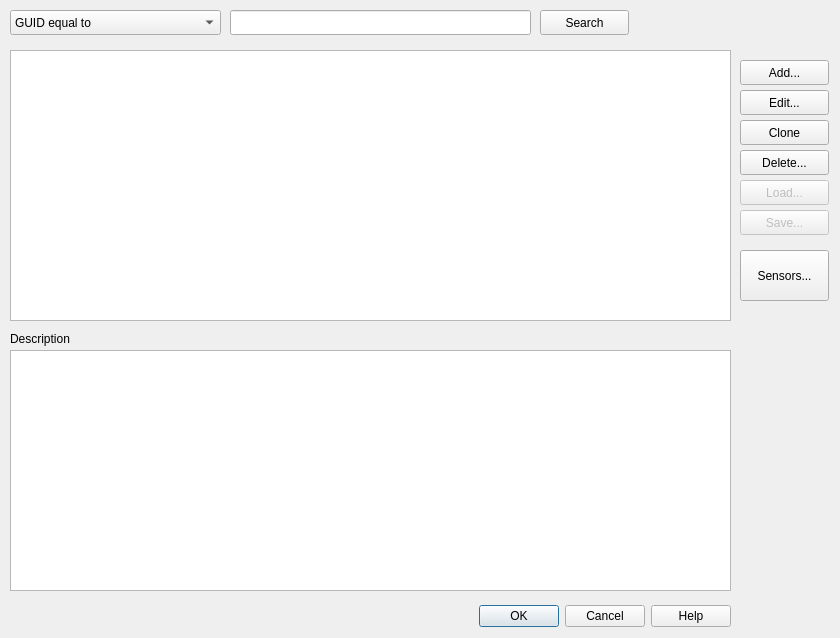
Before: the Qt Designer form src/cdlgknownguid.ui in grodansparadis/vscp-works-qt, drawn with Qt 5.
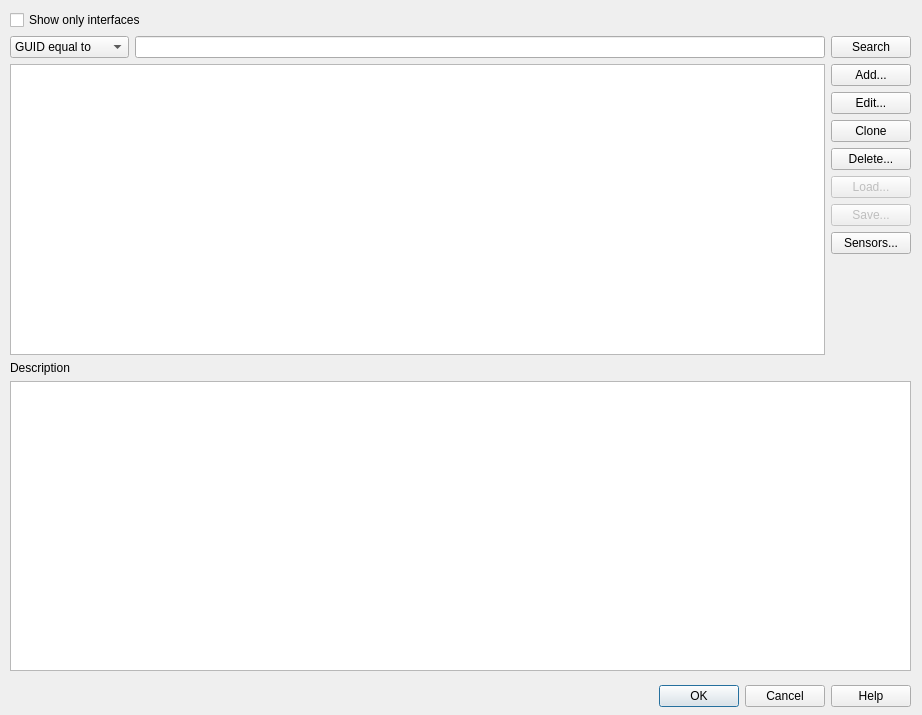
After: the same form once the commit is applied. Icons and pictures are not drawn.

```diff
--- a/src/cdlgknownguid.ui
+++ b/src/cdlgknownguid.ui
@@ -6,8 +6,8 @@
    <rect>
     <x>0</x>
     <y>0</y>
-    <width>840</width>
-    <height>638</height>
+    <width>922</width>
+    <height>715</height>
    </rect>
   </property>
   <property name="sizePolicy">
@@ -29,8 +29,8 @@
    <property name="geometry">
     <rect>
      <x>10</x>
-     <y>600</y>
-     <width>721</width>
+     <y>680</y>
+     <width>901</width>
      <height>32</height>
     </rect>
    </property>
@@ -41,14 +41,84 @@
     <set>QDialogButtonBox::Cancel|QDialogButtonBox::Help|QDialogButtonBox::Ok</set>
    </property>
   </widget>
+  <widget class="QWidget" name="verticalLayoutWidget">
+   <property name="geometry">
+    <rect>
+     <x>10</x>
+     <y>10</y>
+     <width>901</width>
+     <height>661</height>
+    </rect>
+   </property>
+   <layout class="QVBoxLayout" name="verticalLayout">
+    <item>
+     <widget class="QCheckBox" name="checkShowInterfaces">
+      <property name="text">
+       <string>Show only interfaces</string>
+      </property>
+     </widget>
+    </item>
+    <item>
+     <layout class="QHBoxLayout" name="horizontalLayout_2">
+      <item>
+       <widget class="QComboBox" name="comboSearchType">
+        <item>
+         <property name="text">
+          <string>GUID equal to</string>
+         </property>
+        </item>
+        <item>
+         <property name="text">
+          <string>GUID starts with</string>
+         </property>
+        </item>
+        <item>
+         <property name="text">
+          <string>GUID contains</string>
+         </property>
+        </item>
+        <item>
+         <property name="text">
+          <string>Name equal to</string>
+         </property>
+        </item>
+        <item>
+         <property name="text">
+          <string>Name start swith</string>
+         </property>
+        </item>
+        <item>
+         <property name="text">
+          <string>Name contains</string>
+         </property>
+        </item>
+       </widget>
+      </item>
+      <item>
+       <widget class="QLineEdit" name="editSearch"/>
+      </item>
+      <item>
+       <widget class="QPushButton" name="btnSearch">
+        <property name="text">
+         <string>Search</string>
+        </property>
+        <property name="icon">
+         <iconset resource="vscpworks.qrc">
+          <normaloff>:/images/svg/search.svg</normaloff>:/images/svg/search.svg</iconset>
+        </property>
+       </widget>
+      </item>
+     </layout>
+    </item>
+    <item>
+     <layout class="QHBoxLayout" name="horizontalLayout">
+      <item>
   <widget class="QTableWidget" name="listGuid">
-   <property name="geometry">
-    <rect>
-     <x>10</x>
-     <y>50</y>
-     <width>721</width>
-     <height>271</height>
-    </rect>
+        <property name="sizePolicy">
+         <sizepolicy hsizetype="Expanding" vsizetype="Expanding">
+          <horstretch>0</horstretch>
+          <verstretch>0</verstretch>
+         </sizepolicy>
    </property>
    <property name="alternatingRowColors">
     <bool>true</bool>
@@ -57,194 +127,135 @@
     <bool>true</bool>
    </property>
   </widget>
+      </item>
+      <item>
+       <layout class="QVBoxLayout" name="verticalLayout_2">
+        <item>
   <widget class="QPushButton" name="btnAdd">
-   <property name="geometry">
-    <rect>
-     <x>740</x>
-     <y>60</y>
-     <width>89</width>
-     <height>25</height>
-    </rect>
-   </property>
    <property name="text">
     <string>Add...</string>
    </property>
-  </widget>
+          <property name="icon">
+           <iconset resource="vscpworks.qrc">
+            <normaloff>:/add.png</normaloff>:/add.png</iconset>
+          </property>
+         </widget>
+        </item>
+        <item>
   <widget class="QPushButton" name="btnEdit">
-   <property name="geometry">
-    <rect>
-     <x>740</x>
-     <y>90</y>
-     <width>89</width>
-     <height>25</height>
-    </rect>
-   </property>
    <property name="text">
     <string>Edit...</string>
    </property>
-  </widget>
+          <property name="icon">
+           <iconset resource="vscpworks.qrc">
+            <normaloff>:/pencil.svg</normaloff>:/pencil.svg</iconset>
+          </property>
+         </widget>
+        </item>
+        <item>
   <widget class="QPushButton" name="btnClone">
-   <property name="geometry">
-    <rect>
-     <x>740</x>
-     <y>120</y>
-     <width>89</width>
-     <height>25</height>
-    </rect>
-   </property>
    <property name="text">
     <string>Clone</string>
    </property>
-  </widget>
+          <property name="icon">
+           <iconset resource="vscpworks.qrc">
+            <normaloff>:/clone.svg</normaloff>:/clone.svg</iconset>
+          </property>
+         </widget>
+        </item>
+        <item>
   <widget class="QPushButton" name="btnDelete">
-   <property name="geometry">
-    <rect>
-     <x>740</x>
-     <y>150</y>
-     <width>89</width>
-     <height>25</height>
-    </rect>
-   </property>
    <property name="text">
     <string>Delete...</string>
    </property>
-  </widget>
-  <widget class="QLineEdit" name="editSearch">
-   <property name="geometry">
-    <rect>
-     <x>230</x>
-     <y>10</y>
-     <width>301</width>
-     <height>25</height>
-    </rect>
-   </property>
-  </widget>
-  <widget class="QPushButton" name="btnSearch">
-   <property name="geometry">
-    <rect>
-     <x>540</x>
-     <y>10</y>
-     <width>89</width>
-     <height>25</height>
-    </rect>
-   </property>
-   <property name="text">
-    <string>Search</string>
-   </property>
-  </widget>
+          <property name="icon">
+           <iconset resource="vscpworks.qrc">
+            <normaloff>:/remove.png</normaloff>:/remove.png</iconset>
+          </property>
+         </widget>
+        </item>
+        <item>
   <widget class="QPushButton" name="btnLoad">
    <property name="enabled">
     <bool>false</bool>
    </property>
-   <property name="geometry">
-    <rect>
-     <x>740</x>
-     <y>180</y>
-     <width>89</width>
-     <height>25</height>
-    </rect>
-   </property>
    <property name="text">
     <string>Load...</string>
    </property>
-  </widget>
+          <property name="icon">
+           <iconset resource="vscpworks.qrc">
+            <normaloff>:/folder_add.png</normaloff>:/folder_add.png</iconset>
+          </property>
+         </widget>
+        </item>
+        <item>
   <widget class="QPushButton" name="btnSave">
    <property name="enabled">
     <bool>false</bool>
    </property>
-   <property name="geometry">
-    <rect>
-     <x>740</x>
-     <y>210</y>
-     <width>89</width>
-     <height>25</height>
-    </rect>
-   </property>
    <property name="text">
     <string>Save...</string>
    </property>
-  </widget>
-  <widget class="QTextEdit" name="textDescription">
-   <property name="geometry">
-    <rect>
-     <x>10</x>
-     <y>350</y>
-     <width>721</width>
-     <height>241</height>
-    </rect>
-   </property>
-   <property name="readOnly">
-    <bool>true</bool>
-   </property>
-  </widget>
-  <widget class="QLabel" name="label_2">
-   <property name="geometry">
-    <rect>
-     <x>10</x>
-     <y>330</y>
-     <width>91</width>
-     <height>17</height>
-    </rect>
-   </property>
-   <property name="text">
-    <string>Description</string>
-   </property>
-  </widget>
-  <widget class="QComboBox" name="comboSearchType">
-   <property name="geometry">
-    <rect>
-     <x>10</x>
-     <y>10</y>
-     <width>211</width>
-     <height>25</height>
-    </rect>
-   </property>
-   <item>
-    <property name="text">
-     <string>GUID equal to</string>
-    </property>
+          <property name="icon">
+           <iconset resource="vscpworks.qrc">
+            <normaloff>:/folder_next.png</normaloff>:/folder_next.png</iconset>
+          </property>
+         </widget>
    </item>
    <item>
-    <property name="text">
-     <string>GUID starts with</string>
-    </property>
-   </item>
-   <item>
-    <property name="text">
-     <string>GUID contains</string>
-    </property>
-   </item>
-   <item>
-    <property name="text">
-     <string>Name equal to</string>
-    </property>
-   </item>
-   <item>
-    <property name="text">
-     <string>Name start swith</string>
-    </property>
-   </item>
-   <item>
-    <property name="text">
-     <string>Name contains</string>
-    </property>
-   </item>
-  </widget>
   <widget class="QPushButton" name="btnSensorIndex">
-   <property name="geometry">
-    <rect>
-     <x>740</x>
-     <y>250</y>
-     <width>89</width>
-     <height>51</height>
-    </rect>
-   </property>
    <property name="text">
     <string>Sensors...</string>
    </property>
-  </widget>
- </widget>
- <resources/>
+          <property name="icon">
+           <iconset resource="vscpworks.qrc">
+            <normaloff>:/process.png</normaloff>:/process.png</iconset>
+          </property>
+         </widget>
+        </item>
+        <item>
+         <spacer name="verticalSpacer">
+          <property name="orientation">
+           <enum>Qt::Vertical</enum>
+          </property>
+          <property name="sizeHint" stdset="0">
+           <size>
+            <width>20</width>
+            <height>40</height>
+           </size>
+          </property>
+         </spacer>
+        </item>
+       </layout>
+      </item>
+     </layout>
+    </item>
+    <item>
+     <widget class="QLabel" name="label_2">
+      <property name="text">
+       <string>Description</string>
+      </property>
+     </widget>
+    </item>
+    <item>
+     <widget class="QTextEdit" name="textDescription">
+      <property name="sizePolicy">
+       <sizepolicy hsizetype="Expanding" vsizetype="Expanding">
+        <horstretch>0</horstretch>
+        <verstretch>0</verstretch>
+       </sizepolicy>
+      </property>
+      <property name="readOnly">
+       <bool>true</bool>
+      </property>
+     </widget>
+    </item>
+   </layout>
+  </widget>
+ </widget>
+ <resources>
+  <include location="vscpworks.qrc"/>
+ </resources>
  <connections>
   <connection>
    <sender>buttonBox</sender>
```
Lines whose indentation alone changed are shown as unchanged.
